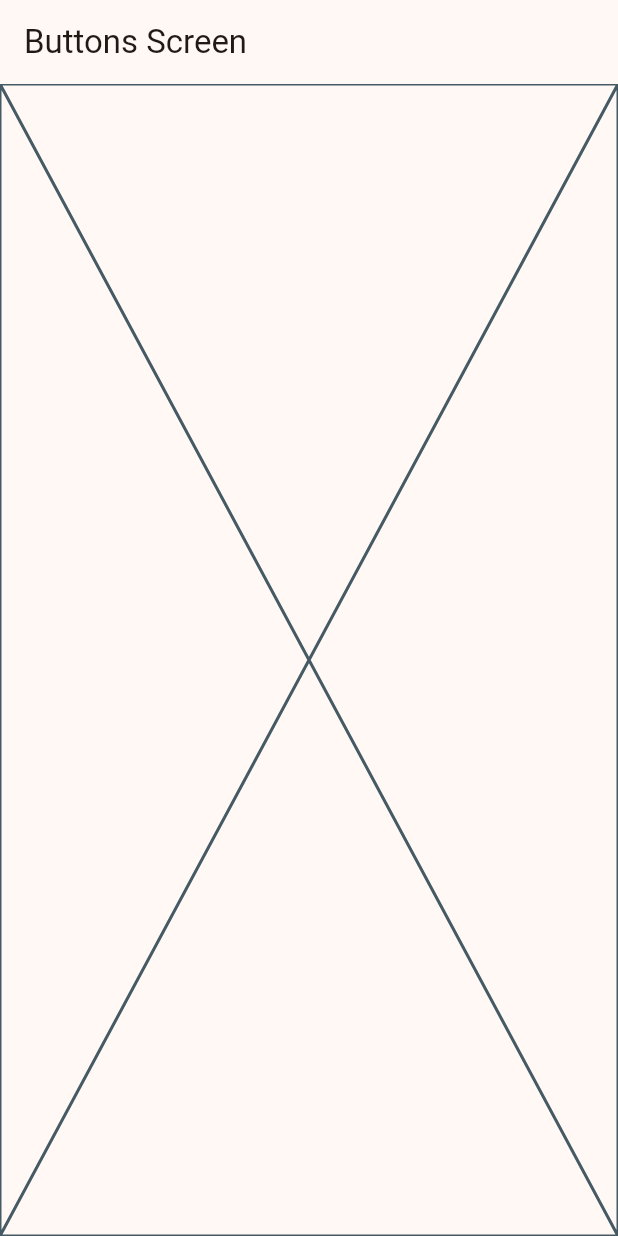
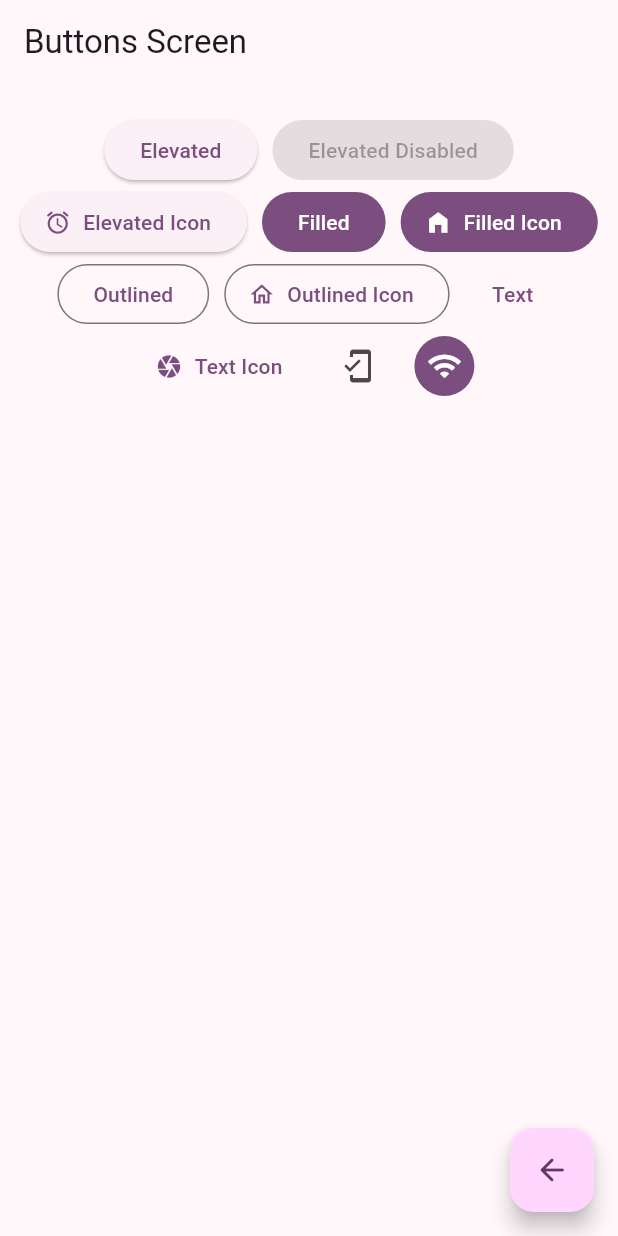
Before and after one commit to ju-lienz/widgets_app, a Flutter app: the ButtonsScreen screen opened by its route, on a phone screen of 412 x 824 dp. Run offline on Flutter 3.47's test engine with Material 3 defaults, Android fonts, the phone set to English and light mode, and no system bars; our stand-ins replace go_router.

Commit message:
add material design buttons to buttonsScreen

```diff
--- a/lib/main.dart
+++ b/lib/main.dart
@@ -15,7 +15,7 @@ class MainApp extends StatelessWidget {
       routerConfig: appRouter,
       debugShowCheckedModeBanner: false,
       // Apply the theme defined in AppTheme class
-      theme: AppTheme(selectedColor: 7).getTheme(),
+      theme: AppTheme(selectedColor: 4).getTheme(),
     );
   }
 }
--- a/lib/presentation/screens/buttons/buttons_screen.dart
+++ b/lib/presentation/screens/buttons/buttons_screen.dart
@@ -1,4 +1,5 @@
 import 'package:flutter/material.dart';
+import 'package:go_router/go_router.dart';
 
 class ButtonsScreen extends StatelessWidget {
   // Name of the route for go_router config
@@ -12,7 +13,88 @@ class ButtonsScreen extends StatelessWidget {
       appBar: AppBar(
         title: const Text("Buttons Screen"),
       ),
-      body: const Placeholder(),
+      body: const _ButtonsView(),
+      floatingActionButton: FloatingActionButton(
+        child: const Icon(
+          Icons.arrow_back_rounded,
+        ),
+        onPressed: () {
+          context.pop();
+        },
+      ),
     );
   }
 }
+
+class _ButtonsView extends StatelessWidget {
+  const _ButtonsView();
+
+  @override
+  Widget build(BuildContext context) {
+    final colors = Theme.of(context).colorScheme;
+    return SizedBox(
+      width: double.infinity,
+      child: Padding(
+        padding: const EdgeInsets.symmetric(horizontal: 10, vertical: 20),
+        child: Wrap(
+          spacing: 10,
+          alignment: WrapAlignment.center,
+          children: [
+            ElevatedButton(
+              onPressed: () {},
+              child: const Text("Elevated"),
+            ),
+            const ElevatedButton(
+              onPressed: null,
+              child: Text("Elevated Disabled"),
+            ),
+            ElevatedButton.icon(
+              onPressed: () {},
+              icon: const Icon(Icons.access_alarm_rounded),
+              label: const Text("Elevated Icon"),
+            ),
+            FilledButton(
+              onPressed: () {},
+              child: const Text("Filled"),
+            ),
+            FilledButton.icon(
+              onPressed: () {},
+              icon: const Icon(Icons.home_filled),
+              label: const Text("Filled Icon"),
+            ),
+            OutlinedButton(
+              onPressed: () {},
+              child: const Text("Outlined"),
+            ),
+            OutlinedButton.icon(
+              onPressed: () {},
+              icon: const Icon(Icons.home_outlined),
+              label: const Text("Outlined Icon"),
+            ),
+            TextButton(
+              onPressed: () {},
+              child: const Text("Text"),
+            ),
+            TextButton.icon(
+              onPressed: () {},
+              icon: const Icon(Icons.camera),
+              label: const Text("Text Icon"),
+            ),
+            IconButton(
+              onPressed: () {},
+              icon: const Icon(Icons.mobile_friendly),
+            ),
+            IconButton(
+              onPressed: () {},
+              icon: const Icon(Icons.wifi),
+              style: ButtonStyle(
+                backgroundColor: MaterialStatePropertyAll(colors.primary),
+                iconColor: const MaterialStatePropertyAll(Colors.white),
+              ),
+            )
+          ],
+        ),
+      ),
+    );
+  }
+}
```
